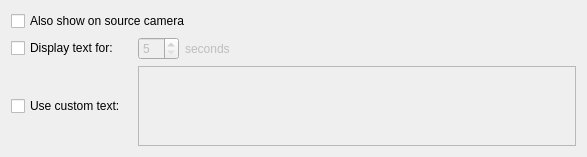
Old version of the form client/src/ui/widgets/business/show_text_overlay_action_widget.ui in the repository networkoptix/nx_open.
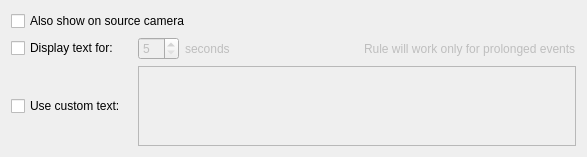
New version of the form.

Commit message:
VMS-1666: Text Overlay + Generic Even few improvements
<==== Mercurial data ====>
Branch: dev_2.5.0_gui

Patch:
```diff
--- a/client/src/ui/widgets/business/show_text_overlay_action_widget.ui
+++ b/client/src/ui/widgets/business/show_text_overlay_action_widget.ui
@@ -7,7 +7,7 @@
     <x>0</x>
     <y>0</y>
     <width>587</width>
-    <height>147</height>
+    <height>152</height>
    </rect>
   </property>
   <property name="windowTitle">
@@ -19,7 +19,7 @@
      <property name="enabled">
       <bool>false</bool>
      </property>
-     <layout class="QHBoxLayout" name="horizontalLayout" stretch="0,1">
+     <layout class="QHBoxLayout" name="horizontalLayout" stretch="0,0">
       <property name="leftMargin">
        <number>0</number>
       </property>
@@ -46,11 +46,50 @@
        </widget>
       </item>
       <item>
-       <widget class="QLabel" name="durationSuffixLabel">
-        <property name="text">
-         <string>seconds</string>
-        </property>
-       </widget>
+       <layout class="QHBoxLayout" name="horizontalLayout_3">
+        <item>
+         <widget class="QLabel" name="durationSuffixLabel">
+          <property name="sizePolicy">
+           <sizepolicy hsizetype="Minimum" vsizetype="Preferred">
+            <horstretch>0</horstretch>
+            <verstretch>0</verstretch>
+           </sizepolicy>
+          </property>
+          <property name="text">
+           <string>seconds</string>
+          </property>
+         </widget>
+        </item>
+        <item>
+         <spacer name="horizontalSpacer_2">
+          <property name="orientation">
+           <enum>Qt::Horizontal</enum>
+          </property>
+          <property name="sizeHint" stdset="0">
+           <size>
+            <width>40</width>
+            <height>20</height>
+           </size>
+          </property>
+         </spacer>
+        </item>
+        <item>
+         <widget class="QLabel" name="ruleWarning">
+          <property name="sizePolicy">
+           <sizepolicy hsizetype="Expanding" vsizetype="Preferred">
+            <horstretch>0</horstretch>
+            <verstretch>0</verstretch>
+           </sizepolicy>
+          </property>
+          <property name="text">
+           <string>Rule will work only for prolonged events</string>
+          </property>
+          <property name="wordWrap">
+           <bool>false</bool>
+          </property>
+         </widget>
+        </item>
+       </layout>
       </item>
      </layout>
     </widget>
```
The commit also changes 1 other file.
